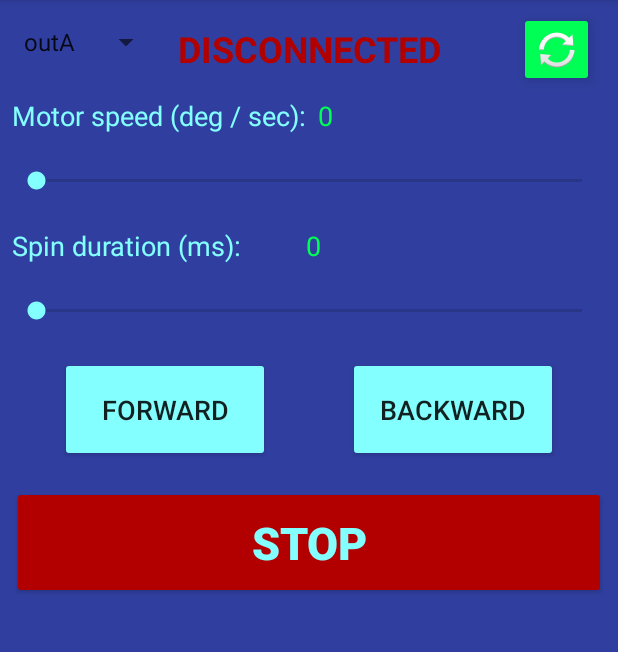
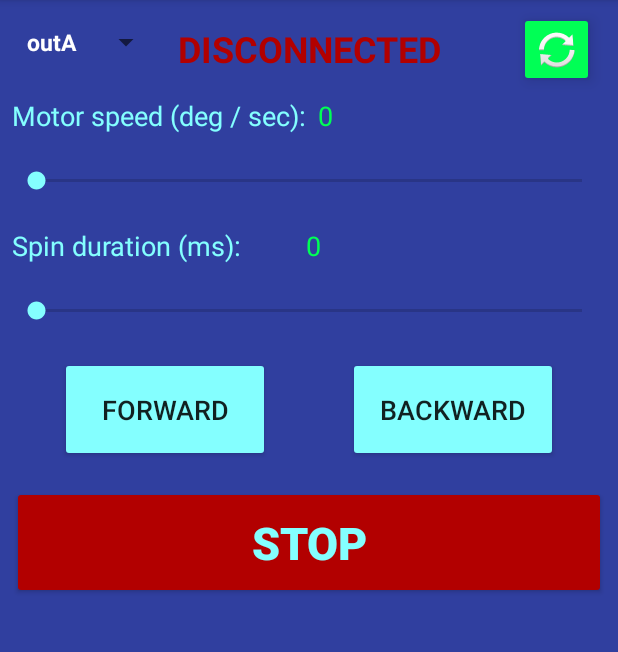
Before and after one commit to Battery233/Biblio-tech, an Android app: the DevActivity screen opened directly, with no data from a screen before it, on a phone screen of 412 x 824 dp, the part 84-736 px from its top. Run offline under Robolectric (Android 15) with nearby library versions, the phone set to English and light mode, and no system bars; libraries missing offline, so code that uses them is left out: co.lujun.lmbluetoothsdk; 4 statements that could not run were skipped.

Commit message:
minor change of the app
spinner style changed

```diff
--- a/Android_app/app/src/main/java/com/luckythirteen/bibliotech/dev/DevActivity.java
+++ b/Android_app/app/src/main/java/com/luckythirteen/bibliotech/dev/DevActivity.java
@@ -292,7 +292,7 @@ public class DevActivity extends AppCompatActivity {
         outputSocketSpinner = findViewById(R.id.spinnerOutSocket);
 // Create an ArrayAdapter using the string array and a default spinner layout
         ArrayAdapter<CharSequence> adapter = ArrayAdapter.createFromResource(this,
-                R.array.output_socket_array, android.R.layout.simple_spinner_item);
+                R.array.output_socket_array, R.layout.spinner);
 // Specify the layout to use when the list of choices appears
         adapter.setDropDownViewResource(android.R.layout.simple_spinner_dropdown_item);
 // Apply the adapter to the spinner
@@ -330,8 +330,7 @@ public class DevActivity extends AppCompatActivity {
         }
     }
 
-    private String getSelectedSocket()
-    {
+    private String getSelectedSocket() {
         String selectedSocket = outputSocketSpinner.getSelectedItem().toString();
         Log.d(TAG, selectedSocket);
         return selectedSocket;
--- a/Android_app/app/src/main/res/layout/activity_splash.xml
+++ b/Android_app/app/src/main/res/layout/activity_splash.xml
@@ -46,7 +46,7 @@
         android:layout_marginEnd="8dp"
         android:layout_marginStart="8dp"
         android:layout_marginTop="8dp"
-        android:text="bibliotech"
+        android:text="Bibliotech"
         android:textColor="#ffffff"
         android:textSize="40sp"
         app:layout_constraintBottom_toTopOf="@+id/imageView2"
@@ -63,7 +63,7 @@
         android:layout_marginStart="8dp"
         android:layout_marginTop="8dp"
         android:text=""
-        android:textColor = "@color/colorAccent"
+        android:textColor="@color/colorAccent"
         app:layout_constraintBottom_toBottomOf="parent"
         app:layout_constraintEnd_toEndOf="parent"
         app:layout_constraintStart_toStartOf="parent"
--- /dev/null
+++ b/Android_app/app/src/main/res/layout/spinner.xml
@@ -0,0 +1,11 @@
+<?xml version="1.0" encoding="utf-8"?>
+<TextView xmlns:android="http://schemas.android.com/apk/res/android"
+    android:id="@android:id/text1"
+    android:layout_width="match_parent"
+    android:layout_height="wrap_content"
+    android:ellipsize="marquee"
+    android:gravity="center"
+    android:singleLine="true"
+    android:textColor="#FFFFFF"
+    android:textSize="15sp"
+    android:textStyle="bold" />
```
